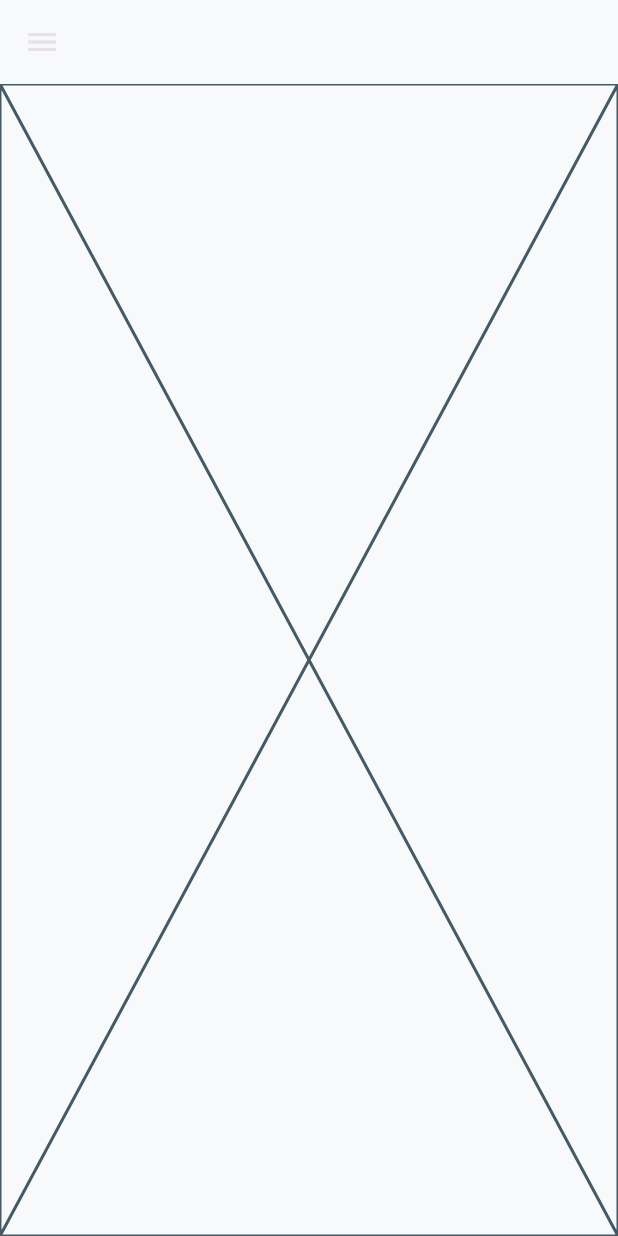
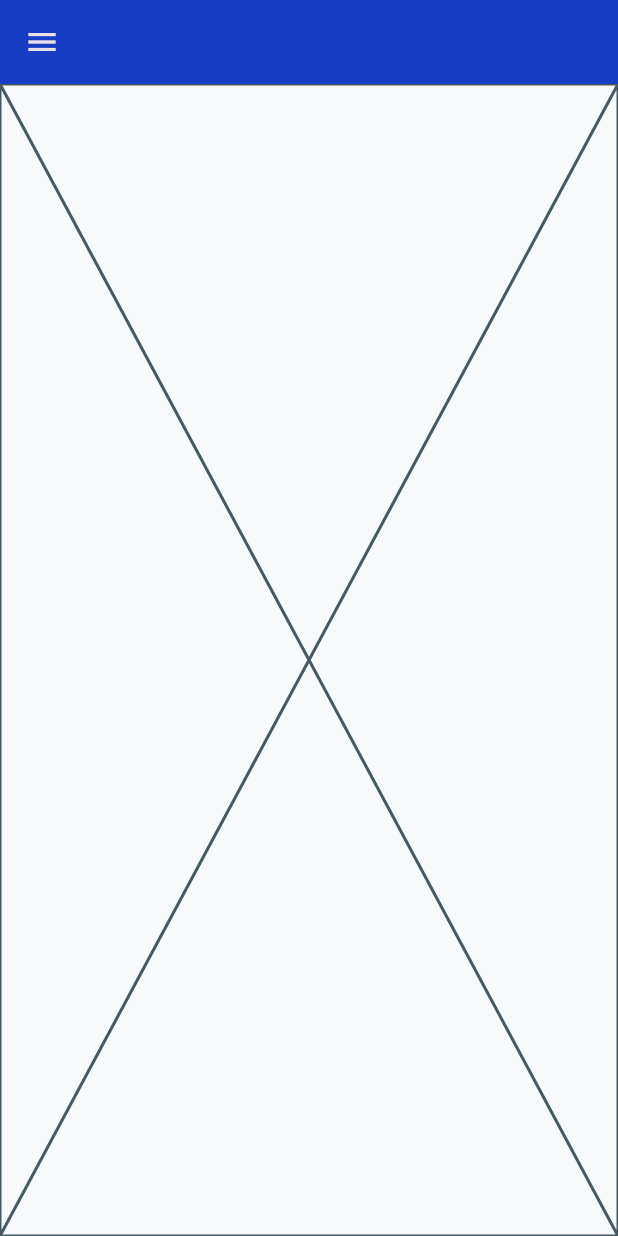
Before and after one commit to engAhmedSami/portfolio, a Flutter app: the screen it shows after launch, on a phone screen of 412 x 824 dp. Run offline on Flutter 3.47's test engine with Material 3 defaults, Android fonts, the phone set to English and light mode, and no system bars; our stand-ins replace font_awesome_flutter, video_player; project files that could hold a hidden picture were left out.

```diff
--- a/lib/dash_board_view.dart
+++ b/lib/layout/dash_board_view.dart
@@ -1,10 +1,10 @@
 import 'package:flutter/material.dart';
-import 'package:portfolio/views/adaptive_layout_widget.dart';
-import 'package:portfolio/mobile_layout.dart';
-import 'package:portfolio/tablet_layout.dart';
+import 'package:portfolio/layout/adaptive_layout_widget.dart';
+import 'package:portfolio/layout/mobile_layout.dart';
+import 'package:portfolio/layout/tablet_layout.dart';
 import 'package:portfolio/views/drawer/custom_drawer.dart';
-import 'package:portfolio/web_layout.dart';
-import 'package:portfolio/views/size_config.dart';
+import 'package:portfolio/layout/web_layout.dart';
+import 'package:portfolio/layout/size_config.dart';
 
 class DashBoardView extends StatefulWidget {
   const DashBoardView({super.key});
@@ -20,10 +20,10 @@ class _DashBoardViewState extends State<DashBoardView> {
     SizeConfig.init(context);
     return Scaffold(
       key: scaffoldKey,
-      appBar: MediaQuery.sizeOf(context).width < SizeConfig.tablet
+      appBar: MediaQuery.sizeOf(context).width < SizeConfig.desktop
           ? AppBar(
               elevation: 0,
-              backgroundColor: const Color(0xfff7f9fa),
+              backgroundColor: const Color(0xff173dc2),
               leading: IconButton(
                 icon: const Icon(Icons.menu),
                 onPressed: () {
--- a/lib/main.dart
+++ b/lib/main.dart
@@ -1,7 +1,7 @@
 import 'dart:developer';
 
 import 'package:flutter/material.dart';
-import 'package:portfolio/dash_board_view.dart';
+import 'package:portfolio/layout/dash_board_view.dart';
 
 void main() {
   runApp(const MyApp());
```
Also changed, not shown: lib/layout/adaptive_layout_widget.dart (renamed from lib/views/adaptive_layout_widget.dart), lib/layout/mobile_layout.dart (renamed from lib/mobile_layout.dart), lib/layout/size_config.dart (renamed from lib/views/size_config.dart), lib/layout/tablet_layout.dart (renamed from lib/tablet_layout.dart), lib/layout/web_layout.dart (renamed from lib/web_layout.dart).
